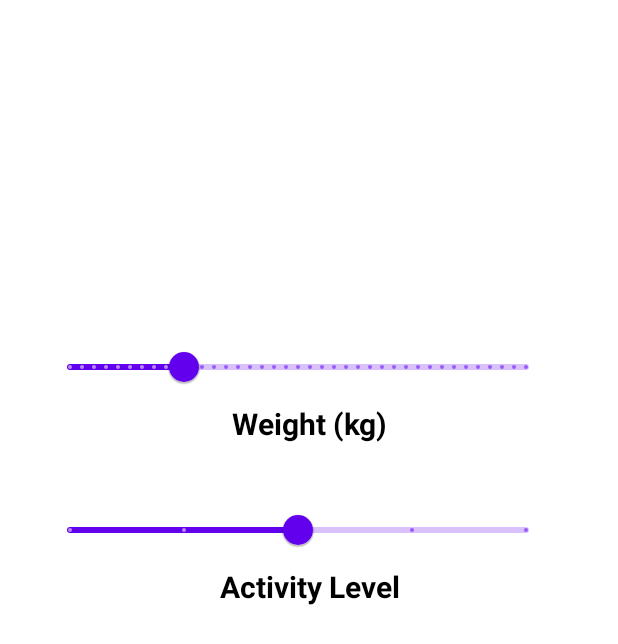
After one commit to Hollow-hub/Water-Tracker, an Android app: the layout slider.xml on its own in the app's theme, with its tools: preview values and no code run, on a phone screen of 412 x 824 dp. The commit adds this screen. Shown: the top 644 px of the screen. Run offline under Robolectric (Android 15) with nearby library versions, the light colour scheme and no system bars.

Commit message:
made a lot of things

```diff
--- a/app/src/main/res/layout/home.xml
+++ b/app/src/main/res/layout/home.xml
@@ -60,7 +60,7 @@
         app:srcCompat="@drawable/ic_baseline_person_outline_24" />
 
     <Button
-        android:id="@+id/stats"
+        android:id="@+id/settings"
         android:layout_width="153dp"
         android:layout_height="59dp"
         android:layout_alignParentStart="true"
@@ -72,7 +72,7 @@
         android:layout_marginEnd="145dp"
         android:layout_marginBottom="63dp"
         android:backgroundTint="@color/material_on_surface_disabled"
-        android:text="My Stats"
+        android:text="Settings"
         app:icon="@android:drawable/ic_menu_myplaces"
         app:layout_constraintBottom_toBottomOf="parent"
         app:layout_constraintEnd_toEndOf="parent"
--- /dev/null
+++ b/app/src/main/res/layout/slider.xml
@@ -0,0 +1,89 @@
+<?xml version="1.0" encoding="utf-8"?>
+<androidx.constraintlayout.widget.ConstraintLayout xmlns:android="http://schemas.android.com/apk/res/android"
+    xmlns:app="http://schemas.android.com/apk/res-auto"
+    xmlns:tools="http://schemas.android.com/tools"
+    android:layout_width="match_parent"
+    android:layout_height="match_parent">
+
+
+    <LinearLayout
+        android:layout_width="351dp"
+        android:layout_height="313dp"
+        android:orientation="vertical"
+        app:layout_constraintBottom_toBottomOf="parent"
+        app:layout_constraintEnd_toEndOf="parent"
+        app:layout_constraintStart_toStartOf="parent"
+        app:layout_constraintTop_toTopOf="parent"
+        app:layout_constraintVertical_bias="0.275">
+
+        <TextView
+            android:id="@+id/textView11"
+            android:layout_width="match_parent"
+            android:layout_height="80dp" />
+
+        <com.google.android.material.slider.Slider
+            android:id="@+id/weight_slider2"
+            android:layout_width="336dp"
+            android:layout_height="wrap_content"
+            android:layout_alignParentStart="true"
+            android:layout_alignParentTop="true"
+            android:layout_alignParentEnd="true"
+            android:layout_alignParentBottom="true"
+            android:stepSize="1"
+            android:value="40"
+            android:valueFrom="0"
+            android:valueTo="160" />
+
+        <TextView
+            android:id="@+id/textView9"
+            android:layout_width="match_parent"
+            android:layout_height="wrap_content"
+            android:layout_alignParentStart="true"
+            android:layout_alignParentTop="true"
+            android:layout_alignParentEnd="true"
+            android:layout_alignParentBottom="true"
+            android:text="Weight (kg)"
+            android:textAlignment="center"
+            android:textColor="@color/black"
+            android:textSize="20dp"
+            android:textStyle="bold"
+            tools:layout_editor_absoluteX="18dp"
+            tools:layout_editor_absoluteY="486dp" />
+
+        <TextView
+            android:id="@+id/textView12"
+            android:layout_width="match_parent"
+            android:layout_height="33dp"
+             />
+
+        <com.google.android.material.slider.Slider
+            android:id="@+id/activity_slider"
+            android:layout_width="336dp"
+            android:layout_height="wrap_content"
+            android:layout_alignParentStart="true"
+            android:layout_alignParentTop="true"
+            android:layout_alignParentEnd="true"
+            android:layout_alignParentBottom="true"
+            android:stepSize="1"
+            android:value="2"
+            android:valueFrom="0"
+            android:valueTo="4" />
+
+        <TextView
+            android:id="@+id/textView10"
+            android:layout_width="match_parent"
+            android:layout_height="wrap_content"
+            android:layout_alignParentStart="true"
+            android:layout_alignParentTop="true"
+            android:layout_alignParentEnd="true"
+            android:layout_alignParentBottom="true"
+            android:text="Activity Level"
+            android:textAlignment="center"
+            android:textColor="@color/black"
+            android:textSize="20dp"
+            android:textStyle="bold" />
+
+    </LinearLayout>
+
+
+</androidx.constraintlayout.widget.ConstraintLayout>
```
Also changed, not shown: app/src/main/java/com/example/watertracker/CoreDatabase.java (+28 -4 lines), app/src/main/java/com/example/watertracker/Home.java (+52 -14 lines).
